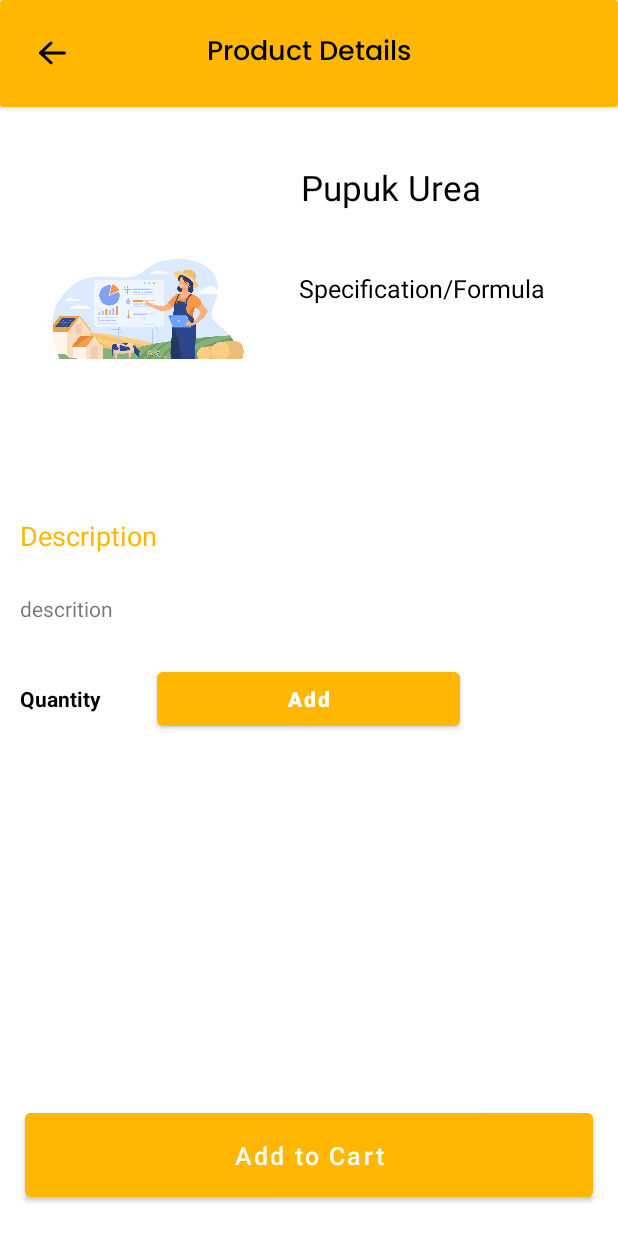
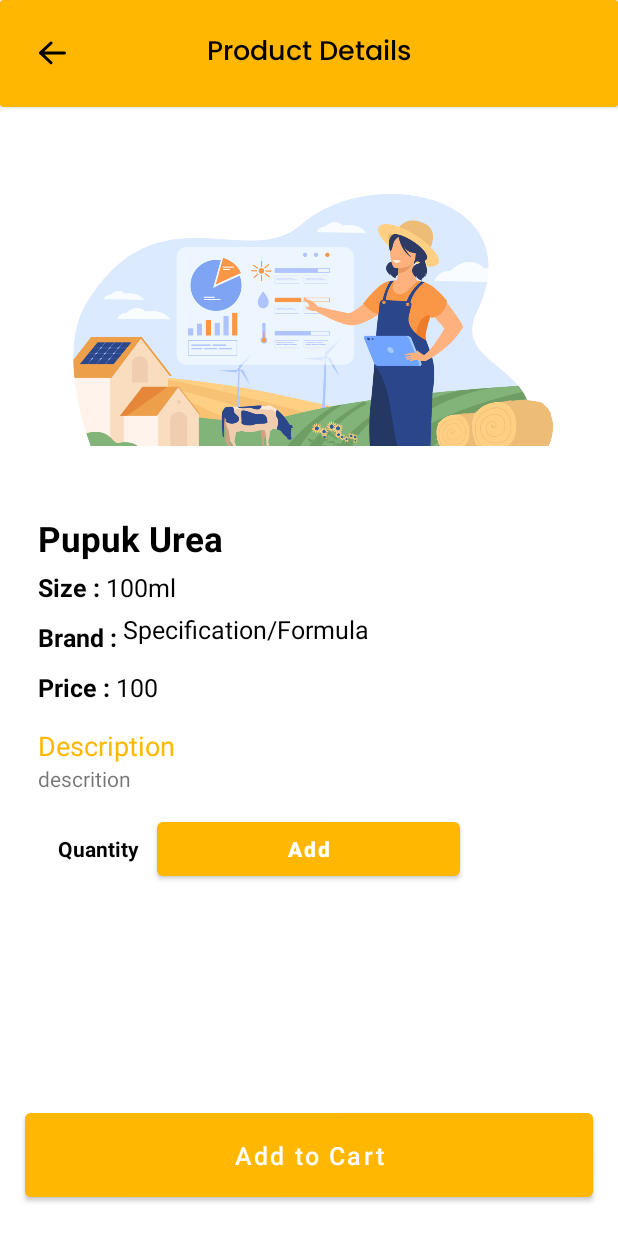
Before and after one commit to jayaprasad356/brandke_android, an Android app: the layout activity_product_details.xml on its own in the app's theme, with its tools: preview values and no code run, on a phone screen of 412 x 824 dp. Run offline under Robolectric (Android 15) with nearby library versions, the light colour scheme and no system bars; network calls fail.

Commit message:
worked on activity_product_details.xml

```diff
--- a/app/src/main/java/com/kapp/bharat/helper/Constant.java
+++ b/app/src/main/java/com/kapp/bharat/helper/Constant.java
@@ -31,6 +31,7 @@ public class Constant {
     public static final String CHANGE_PASSWORD_URL = BaseUrl + "changepassword.php";
     public static final String MOBILE = "mobile";
     public static final String ID = "id";
+    public static final String AADHAR_NUMBER = "aadhar_num";
     public static final String USER_ID = "user_id";
     public static final String DOCTOR_ID = "doctor_id";
     public static final String FEES = "fees";
--- a/app/src/main/res/layout/activity_product_details.xml
+++ b/app/src/main/res/layout/activity_product_details.xml
@@ -45,11 +45,11 @@
     <LinearLayout
         android:layout_width="match_parent"
         android:layout_height="wrap_content"
-        android:orientation="horizontal">
+        android:orientation="vertical">
 
       <ImageView
           android:id="@+id/imgproduct"
-          android:layout_width="@dimen/_110sdp"
+          android:layout_width="match_parent"
           android:layout_height="@dimen/_160sdp"
           android:src="@drawable/image"
           android:layout_margin="@dimen/_20sdp"/>
@@ -57,7 +57,7 @@
       <LinearLayout
           android:layout_width="match_parent"
           android:layout_height="wrap_content"
-          android:layout_marginTop="@dimen/_25sdp"
+          android:layout_marginTop="@dimen/_5sdp"
           android:layout_marginEnd="@dimen/_15sdp"
           android:orientation="vertical">
 
@@ -66,8 +66,11 @@
             android:layout_width="wrap_content"
             android:layout_height="wrap_content"
             android:text="Pupuk Urea"
+            android:layout_marginTop="5dp"
+            android:layout_gravity="start"
             android:textColor="@color/black"
-            android:layout_margin="5dp"
+            android:textStyle="bold"
+            android:layout_marginHorizontal="25dp"
             android:textSize="@dimen/_18sdp"/>
 
         <TextView
@@ -77,31 +80,76 @@
             android:text="1kg/pohon/Tahun"
             android:layout_margin="@dimen/_3sdp"
             android:textSize="@dimen/_13sdp"/>
+
+        <LinearLayout
+            android:layout_width="match_parent"
+            android:layout_height="wrap_content"
+            android:orientation="horizontal">
+
+          <TextView
+              android:layout_width="wrap_content"
+              android:layout_height="wrap_content"
+              android:text="Size : "
+              android:textStyle="bold"
+              android:layout_marginVertical="5dp"
+              android:layout_marginStart="25dp"
+              android:textColor="@color/black"
+              android:textSize="@dimen/_13sdp"/>
           <TextView
               android:id="@+id/tvMeasurement"
               android:layout_width="wrap_content"
               android:layout_height="wrap_content"
-            android:text=""
+              android:text="100ml"
+              android:layout_marginVertical="5dp"
               android:textColor="@color/black"
-            android:layout_margin="@dimen/_3sdp"
               android:textSize="@dimen/_13sdp"/>
+        </LinearLayout>
 
+        <LinearLayout
+            android:layout_width="match_parent"
+            android:layout_height="wrap_content"
+            android:orientation="horizontal">
+          <TextView
+              android:layout_width="wrap_content"
+              android:layout_height="wrap_content"
+              android:text="Brand : "
+              android:textStyle="bold"
+              android:layout_marginVertical="5dp"
+              android:layout_marginStart="25dp"
+              android:textColor="@color/black"
+              android:textSize="@dimen/_13sdp"/>
           <TextView
               android:id="@+id/brand"
               android:layout_width="wrap_content"
               android:layout_height="wrap_content"
               android:text="Specification/Formula"
               android:textColor="@color/black"
-            android:layout_margin="@dimen/_3sdp"
+              android:textSize="@dimen/_13sdp"/>
+        </LinearLayout>
+
+        <LinearLayout
+            android:layout_width="match_parent"
+            android:layout_height="wrap_content"
+          android:orientation="horizontal">
+          <TextView
+              android:layout_width="wrap_content"
+              android:layout_height="wrap_content"
+              android:text="Price : "
+              android:textStyle="bold"
+              android:layout_marginVertical="5dp"
+              android:layout_marginStart="25dp"
+              android:textColor="@color/black"
               android:textSize="@dimen/_13sdp"/>
           <TextView
               android:id="@+id/tvPrice"
               android:layout_width="wrap_content"
               android:layout_height="wrap_content"
-            android:text=""
+              android:text="100"
+              android:layout_marginTop="5dp"
               android:textColor="@color/black"
-            android:layout_margin="@dimen/_3sdp"
               android:textSize="@dimen/_13sdp"/>
+        </LinearLayout>
+
 
         <TextView
             android:visibility="gone"
@@ -128,8 +176,9 @@
         android:layout_width="match_parent"
         android:layout_height="wrap_content"
         android:text="Description"
-        android:padding="@dimen/_10sdp"
         android:textSize="@dimen/_14sdp"
+        android:layout_marginHorizontal="25dp"
+        android:layout_marginTop="10dp"
         android:textColor="@color/Primary_yellow"
         />
 
@@ -139,12 +188,13 @@
         android:layout_width="match_parent"
         android:layout_height="wrap_content"
         android:text="descrition"
-        android:padding="@dimen/_10sdp"
+        android:layout_marginHorizontal="25dp"
         />
     <RelativeLayout
         android:id="@+id/lytQuantity"
         android:layout_width="match_parent"
         android:layout_height="wrap_content"
+        android:layout_marginHorizontal="25dp"
         android:gravity="center_vertical"
         android:padding="@dimen/_10sdp"
         >
```
Also changed, not shown: app/src/main/java/com/kapp/bharat/RegisterActivity.java (+8 -4 lines), app/src/main/res/layout/activity_register.xml (+22 -0 lines). Lines whose indentation alone changed are shown as unchanged.
